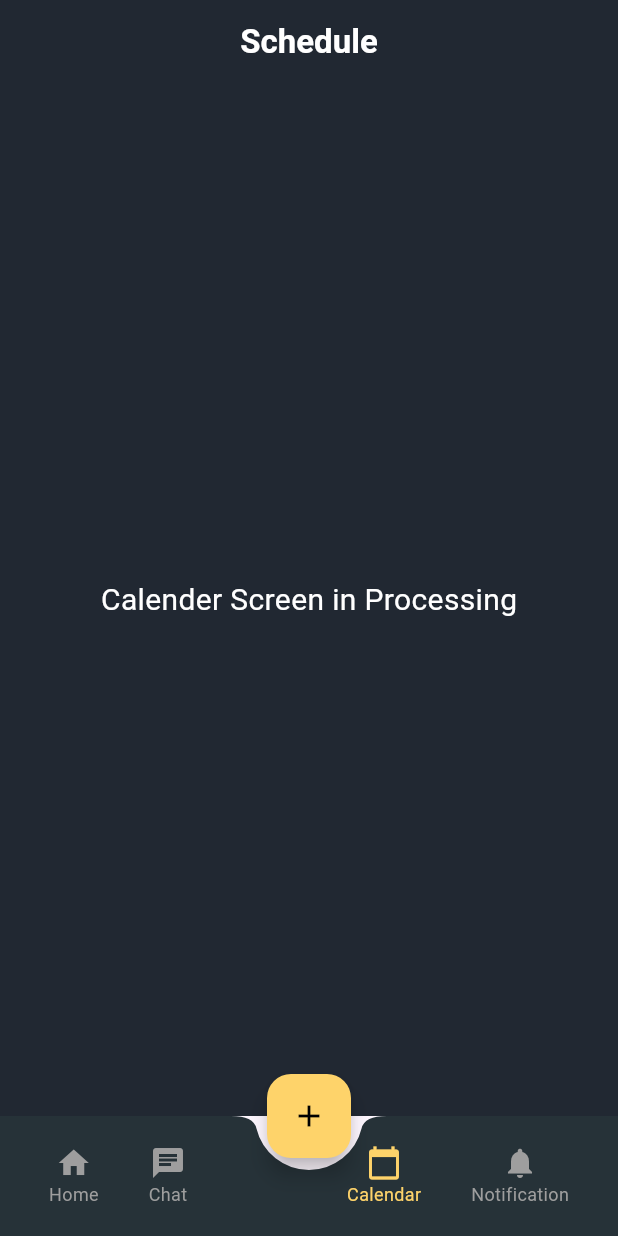
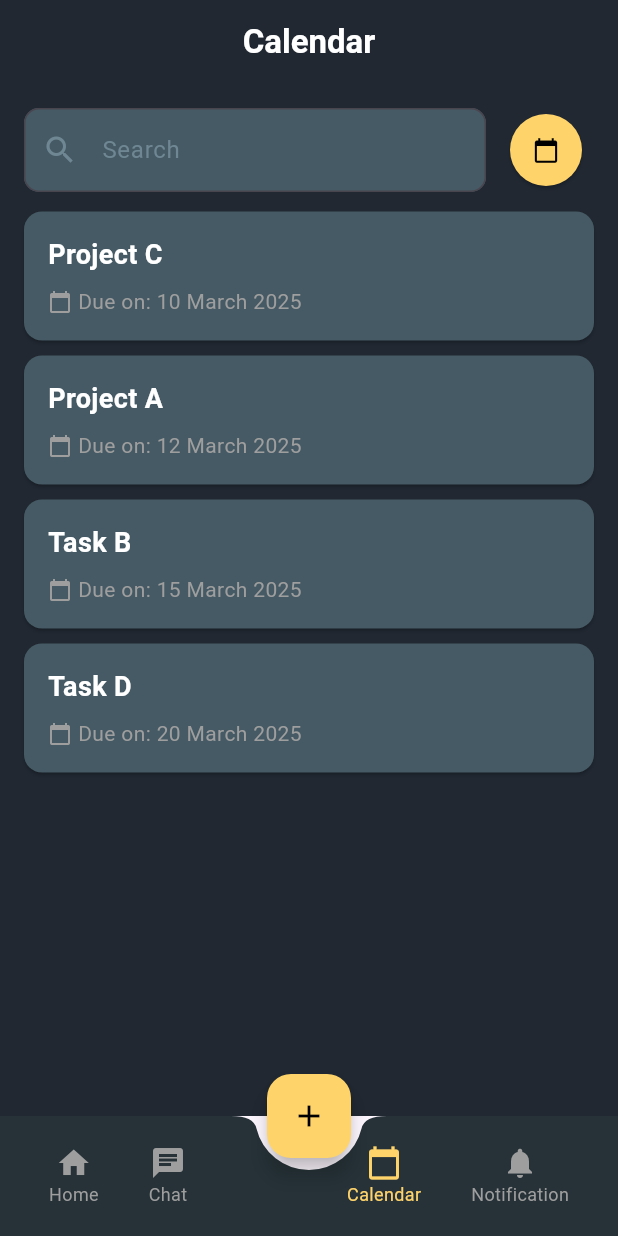
Before and after one commit to GeorgeWagih-git/Project-Management-App, a Flutter app: the CalenderScreen screen opened directly, on a phone screen of 412 x 824 dp. Run offline on Flutter 3.47's test engine with Material 3 defaults, Android fonts, the phone set to English and light mode, and no system bars; our stand-ins replace icons_plus, percent_indicator.

Commit message:
calendar screen commit

```diff
--- a/lib/Screens/calender_screen.dart
+++ b/lib/Screens/calender_screen.dart
@@ -1,25 +1,145 @@
 import 'package:flutter/material.dart';
 import 'package:flutter_application_1/widgets/custom_scaffold_widget.dart';
+import 'package:intl/intl.dart';
 
-class CalenderScreen extends StatelessWidget {
-  const CalenderScreen({super.key});
+class CalenderScreen extends StatefulWidget {
+  @override
+  _CalenderScreenState createState() => _CalenderScreenState();
+}
+
+class _CalenderScreenState extends State<CalenderScreen> {
+  TextEditingController _searchController = TextEditingController();
+  List<Map<String, dynamic>> projectsAndTasks = [
+    {'title': 'Project A', 'dueDate': DateTime(2025, 3, 12)},
+    {'title': 'Task B', 'dueDate': DateTime(2025, 3, 15)},
+    {'title': 'Project C', 'dueDate': DateTime(2025, 3, 10)},
+    {'title': 'Task D', 'dueDate': DateTime(2025, 3, 20)},
+  ];
+
+  String searchQuery = "";
+  DateTime? selectedDate;
+
+  Future<void> _selectDate(BuildContext context) async {
+    DateTime now = DateTime.now();
+    DateTime? pickedDate = await showDatePicker(
+      context: context,
+      initialDate: now,
+      firstDate: DateTime(now.year - 5),
+      lastDate: DateTime(now.year + 5),
+    );
+    if (pickedDate != null) {
+      setState(() {
+        selectedDate = pickedDate;
+      });
+    }
+  }
 
   @override
   Widget build(BuildContext context) {
+    List<Map<String, dynamic>> sortedList = List.from(projectsAndTasks);
+    sortedList.sort((a, b) => a['dueDate'].compareTo(b['dueDate']));
+
+    List<Map<String, dynamic>> filteredList = sortedList.where((item) {
+      bool matchesSearch = searchQuery.isEmpty ||
+          item['title'].toLowerCase().contains(searchQuery.toLowerCase());
+      bool matchesDate = selectedDate == null ||
+          DateFormat('yyyy-MM-dd').format(item['dueDate']) ==
+              DateFormat('yyyy-MM-dd').format(selectedDate!);
+      return matchesSearch && matchesDate;
+    }).toList();
+
     return CustomScaffold(
-        showhomebottombar: true,
-        calenderSelected: true,
-        showappbar: true,
-        showBackButton: false,
-        screenName: 'Schedule',
-        child: Center(
-          child: Text(
-            'Calender Screen in Processing',
-            style: TextStyle(
-              color: Colors.white,
-              fontSize: 20,
+      calenderSelected: true,
+      showhomebottombar: true,
+      screenName: 'Calendar',
+      showBackButton: false,
+      child: Padding(
+        padding: const EdgeInsets.symmetric(horizontal: 16.0, vertical: 8.0),
+        child: Column(
+          children: [
+            SizedBox(height: 8),
+            Row(
+              children: [
+                Expanded(
+                  child: TextField(
+                    controller: _searchController,
+                    onChanged: (value) {
+                      setState(() {
+                        searchQuery = value;
+                      });
+                    },
+                    decoration: InputDecoration(
+                      hintText: "Search",
+                      hintStyle: TextStyle(color: Color(0xff6F8793)),
+                      prefixIcon: Icon(Icons.search, color: Color(0xff6F8793)),
+                      border: OutlineInputBorder(borderRadius: BorderRadius.circular(10)),
+                      filled: true,
+                      fillColor: Color(0xff455A64),
+                    ),
+                    style: TextStyle(color: Colors.white),
+                  ),
+                ),
+                SizedBox(width: 8),
+                ElevatedButton(
+                  onPressed: () => _selectDate(context),
+                  style: ElevatedButton.styleFrom(
+                  backgroundColor: Color(0xffFED36A),
+                  foregroundColor: Colors.black,
+                  shape: CircleBorder(),
+                  padding: EdgeInsets.all(15),
+                ),
+                  child: Icon(Icons.calendar_today),
+                ),
+              ],
             ),
-          ),
-        ));
+            SizedBox(height: 8),
+            Expanded(
+              child: ListView.builder(
+                itemCount: filteredList.length,
+                itemBuilder: (context, index) {
+                  var item = filteredList[index];
+                  return Card(
+                    shape: RoundedRectangleBorder(
+                      borderRadius: BorderRadius.circular(12.0),
+                    ),
+                    color: Colors.blueGrey.shade700,
+                    margin: EdgeInsets.symmetric(vertical: 5),
+                    child: Padding(
+                      padding: const EdgeInsets.all(16.0),
+                      child: Column(
+                        crossAxisAlignment: CrossAxisAlignment.start,
+                        children: [
+                          Text(
+                            item['title'],
+                            style: TextStyle(
+                              fontSize: 18,
+                              fontWeight: FontWeight.bold,
+                              color: Colors.white,
+                            ),
+                          ),
+                          SizedBox(height: 8),
+                          Row(
+                            children: [
+                              Icon(Icons.calendar_today,
+                                  color: Colors.grey, size: 16),
+                              SizedBox(width: 4),
+                              Text(
+                                'Due on: ${DateFormat('dd MMMM yyyy').format(item['dueDate'])}',
+                                style:
+                                    TextStyle(color: Colors.grey, fontSize: 14),
+                              ),
+                            ],
+                          ),
+                        ],
+                      ),
+                    ),
+                  );
+                },
+              ),
+            ),
+          ],
+        ),
+      ),
+    );
   }
 }
```
